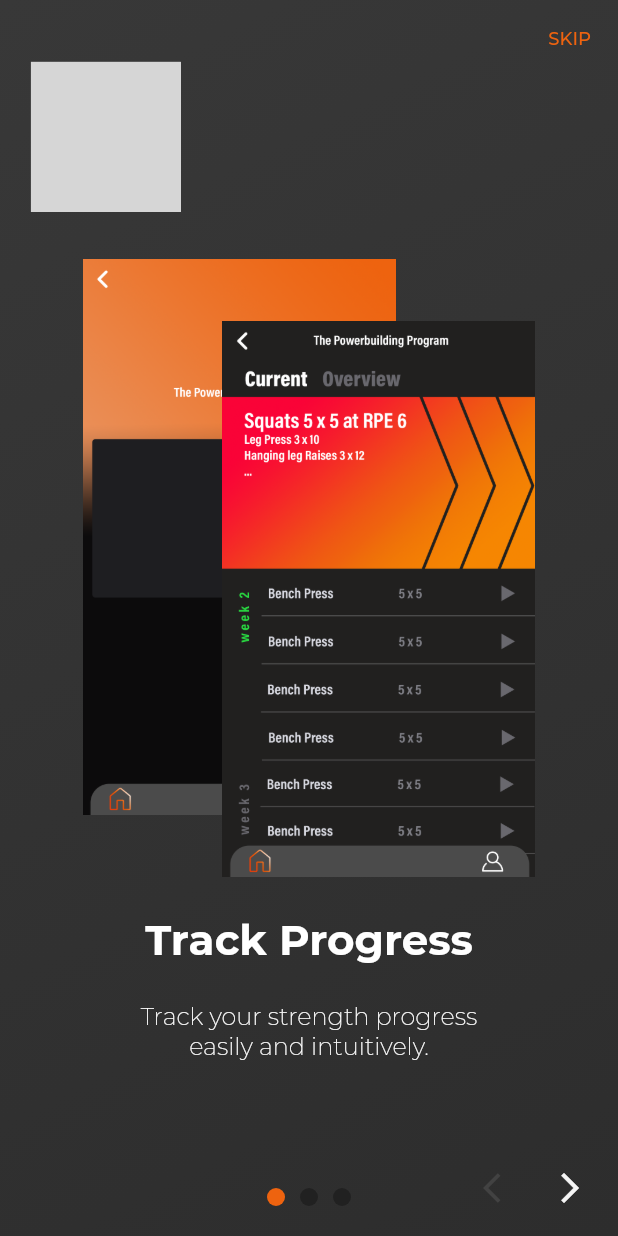
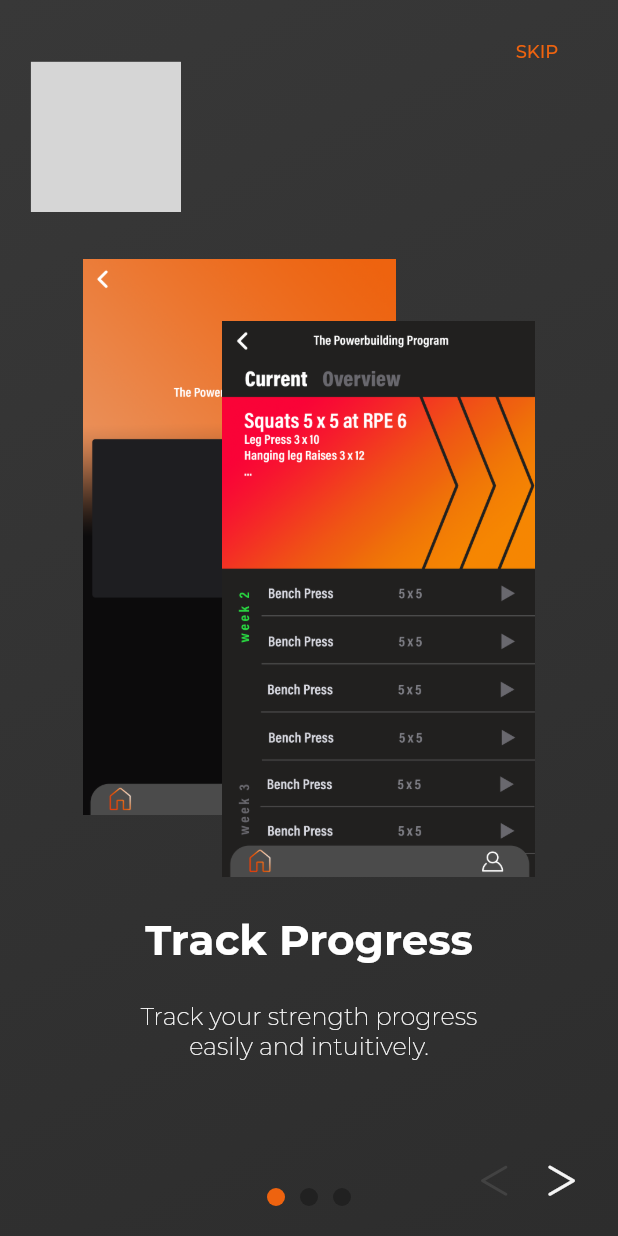
Before and after one commit to boahfitness/Juma, a Flutter app: the screen it shows after launch, on a phone screen of 412 x 824 dp. Run offline on Flutter 3.47's test engine with Material 2 defaults, Android fonts, the phone set to English and light mode, and no system bars; drawn by our look-alikes of flare_flutter; our stand-ins replace firebase_auth, page_transition, shared_preferences, video_player; accounts and stored records are empty; project files that could hold a hidden picture were left out; grey boxes are pictures that could not be loaded.

Commit message:
redesigned arrow icons for onboarding

```diff
--- a/lib/pages/onboarding/onboarding.dart
+++ b/lib/pages/onboarding/onboarding.dart
@@ -2,6 +2,7 @@ import 'package:flutter/material.dart';
 import 'package:juma/pages/onboarding/onboardingPages.dart';
 import 'package:juma/theme/Colors.dart';
 import 'package:juma/pages/onboarding/pageIndexIndicator.dart';
+import 'package:juma/theme/jumaIcons.dart';
 
 class Onboarding extends StatefulWidget {
 
@@ -45,11 +46,9 @@ class _OnboardingState extends State<Onboarding> {
             mainAxisAlignment: MainAxisAlignment.end,
             children: <Widget>[
               Padding(
-                padding: const EdgeInsets.all(18.0),
-                child: GestureDetector(
-                  onTap: () {
-                    widget.onContinue();
-                  },
+                padding: const EdgeInsets.all(10.0),
+                child: FlatButton(
+                  onPressed: widget.onContinue,
                   child: Text("SKIP", style: TextStyle(color: JumaColors.boahOrange, fontSize: 12),)
                 ),
               ),
@@ -97,34 +96,46 @@ class _OnboardingState extends State<Onboarding> {
                   mainAxisAlignment: MainAxisAlignment.end,
                   children: <Widget>[
                     SizedBox(
-                      width: 70.0,
+                      width: 80.0,
                       child: Row(
                         mainAxisAlignment: MainAxisAlignment.spaceBetween,
                         children: <Widget>[
-                          GestureDetector(
-                            onTap: () {
+                          SizedBox(
+                            width: 35,
+                            height: 35,
+                            child: IconButton(
+                              onPressed: () {
                                 if (currentIndex != 0) {
                                   setState(() {
                                     pageController.animateToPage(currentIndex - 1, duration: Duration(milliseconds: 500), curve: Curves.easeInOut);
                                   });
                                 }
                               },
-                            child: Icon(
-                              Icons.arrow_back_ios,
                               color: currentIndex != 0 ? Colors.grey[100] : Colors.grey[800],
+                              iconSize: 20,
+                              alignment: Alignment.center,
+                              icon: Icon(
+                                JumaIcons.navLeft,
                               ),
                             ),
-                          GestureDetector(
-                            onTap: () {
+                          ),
+                          SizedBox(
+                            width: 35,
+                            height: 35,
+                            child: IconButton(
+                              onPressed: () {
                                 if (currentIndex != pages.length - 1) {
                                   setState(() {
                                     pageController.animateToPage(currentIndex + 1, duration: Duration(milliseconds: 500), curve: Curves.easeInOut);
                                   });
                                 }
                               },
-                            child: Icon(
-                              Icons.arrow_forward_ios,
                               color: currentIndex != pages.length - 1 ? Colors.grey[100] : Colors.grey[800],
+                              iconSize: 20,
+                              alignment: Alignment.center,
+                              icon: Icon(
+                                JumaIcons.navRight,
+                              ),
                             ),
                           )
                         ],
--- a/lib/theme/jumaIcons.dart
+++ b/lib/theme/jumaIcons.dart
@@ -23,4 +23,8 @@ class JumaIcons {
 
   static const IconData female = IconData(0xe900, fontFamily: _kFontFam, fontPackage: _kFontPkg);
   static const IconData male = IconData(0xe901, fontFamily: _kFontFam, fontPackage: _kFontPkg);
+  static const IconData navDown = IconData(0xe902, fontFamily: _kFontFam, fontPackage: _kFontPkg);
+  static const IconData navLeft = IconData(0xe903, fontFamily: _kFontFam, fontPackage: _kFontPkg);
+  static const IconData navRight = IconData(0xe904, fontFamily: _kFontFam, fontPackage: _kFontPkg);
+  static const IconData navUp = IconData(0xe905, fontFamily: _kFontFam, fontPackage: _kFontPkg);
 }
```
Also changed, not shown: lib/pages/onboarding/signup/signupScrollUI.dart (+21 -10 lines), icons/JumaIcons.ttf. Lines whose indentation alone changed are shown as unchanged.
